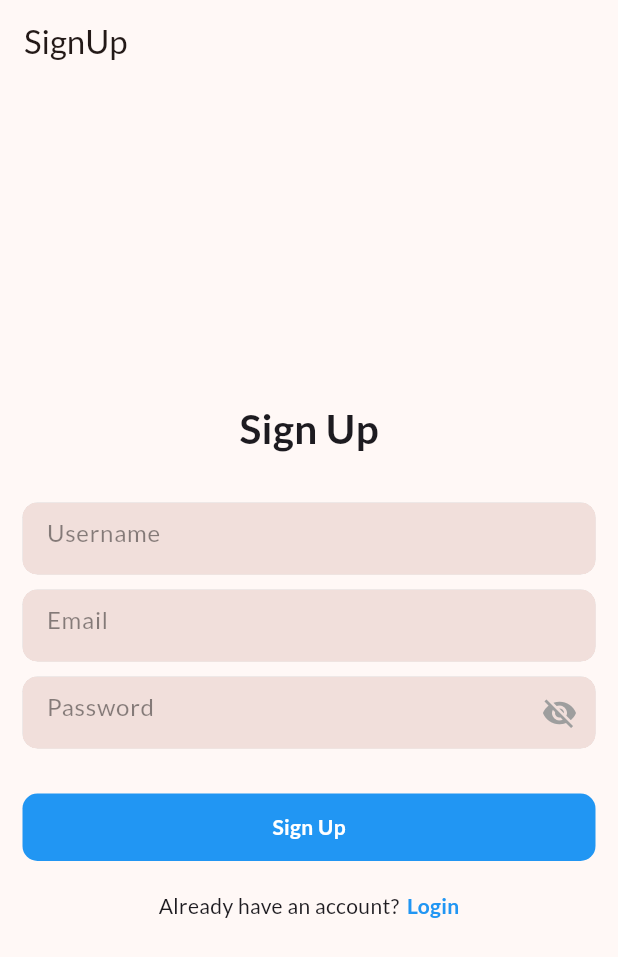
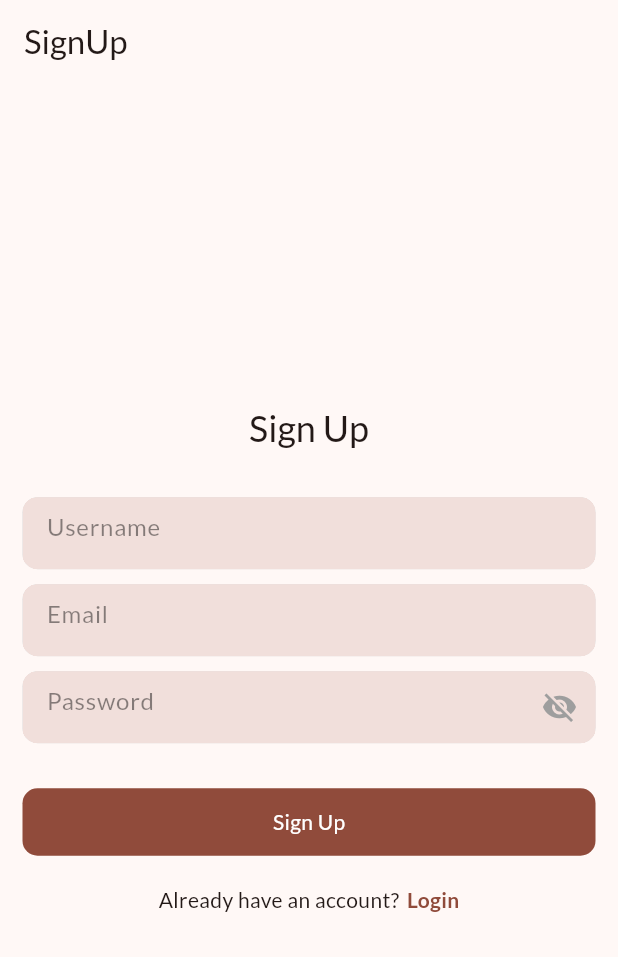
Before and after one commit to GH05T0302/Flutter-Car-App, a Flutter app: the screen it shows after launch, after a tap on "Sign Up", on a phone screen of 412 x 824 dp. Shown: the top 957 px of the screen. Run offline on Flutter 3.47's test engine with Material 3 defaults, Android fonts, the light colour scheme and no system bars; our stand-ins replace cloud_firestore, firebase_auth, firebase_core, fluttertoast, font_awesome_flutter, google_fonts and 1 more; accounts and stored records are empty; network calls fail.

Commit message:
Dark mode fix for Login and SignUp

```diff
--- a/lib/Screens/SignUp.dart
+++ b/lib/Screens/SignUp.dart
@@ -4,6 +4,7 @@ import 'package:ggt_assignment/Firebase_Auth/firebase_auth_services.dart';
 import 'package:ggt_assignment/Screens/login.dart';
 import 'package:ggt_assignment/widgets/container_widget.dart';
 import 'package:ggt_assignment/toast.dart';
+import 'package:ggt_assignment/widgets/customTextStyle.dart';
 
 class SignUpPage extends StatefulWidget {
   const SignUpPage({super.key});
@@ -31,10 +32,16 @@ class _SignUpPageState extends State<SignUpPage> {
 
   @override
   Widget build(BuildContext context) {
+    final textStyle = getCustomTextStyle(context);
+    final buttonTextStyle = TextStyle(color: Theme.of(context).colorScheme.onPrimary);
+    final buttonBackgroundColor = Theme.of(context).colorScheme.primary;
+    final linkTextStyle = TextStyle(color: Theme.of(context).colorScheme.primary);
+    final titleTextStyle = Theme.of(context).textTheme.headline5?.copyWith(color: Theme.of(context).colorScheme.onSurface);
+
     return Scaffold(
       appBar: AppBar(
         automaticallyImplyLeading: false,
-        title: Text("SignUp"),
+        title: const Text("SignUp"),
       ),
       body: Center(
         child: Padding(
@@ -44,9 +51,9 @@ class _SignUpPageState extends State<SignUpPage> {
             children: [
               Text(
                 "Sign Up",
-                style: TextStyle(fontSize: 27, fontWeight: FontWeight.bold),
+                style: titleTextStyle,
               ),
-              SizedBox(
+              const SizedBox(
                 height: 30,
               ),
               FormContainerWidget(
@@ -54,7 +61,7 @@ class _SignUpPageState extends State<SignUpPage> {
                 hintText: "Username",
                 isPasswordField: false,
               ),
-              SizedBox(
+              const SizedBox(
                 height: 10,
               ),
               FormContainerWidget(
@@ -62,7 +69,7 @@ class _SignUpPageState extends State<SignUpPage> {
                 hintText: "Email",
                 isPasswordField: false,
               ),
-              SizedBox(
+              const SizedBox(
                 height: 10,
               ),
               FormContainerWidget(
@@ -70,37 +77,40 @@ class _SignUpPageState extends State<SignUpPage> {
                 hintText: "Password",
                 isPasswordField: true,
               ),
-              SizedBox(
+              const SizedBox(
                 height: 30,
               ),
               GestureDetector(
-                onTap:  (){
+                onTap: () {
                   _signUp();
-
                 },
                 child: Container(
                   width: double.infinity,
                   height: 45,
                   decoration: BoxDecoration(
-                    color: Colors.blue,
+                    color: buttonBackgroundColor,
                     borderRadius: BorderRadius.circular(10),
                   ),
                   child: Center(
-                      child: isSigningUp ? CircularProgressIndicator(color: Colors.white,):Text(
+                    child: isSigningUp
+                        ? const CircularProgressIndicator(
+                            color: Colors.white,
+                          )
+                        : Text(
                             "Sign Up",
-                    style: TextStyle(
-                        color: Colors.white, fontWeight: FontWeight.bold),
-                  )),
+                            style: buttonTextStyle,
                           ),
                   ),
-              SizedBox(
+                ),
+              ),
+              const SizedBox(
                 height: 20,
               ),
               Row(
                 mainAxisAlignment: MainAxisAlignment.center,
                 children: [
-                  Text("Already have an account?"),
-                  SizedBox(
+                  Text("Already have an account?", style: textStyle),
+                  const SizedBox(
                     width: 5,
                   ),
                   GestureDetector(
@@ -108,14 +118,16 @@ class _SignUpPageState extends State<SignUpPage> {
                       Navigator.pushAndRemoveUntil(
                         context,
                         MaterialPageRoute(
-                                builder: (context) => LoginPage()),
-                            (route) => false);
+                          builder: (context) => const LoginPage(),
+                        ),
+                        (route) => false,
+                      );
                     },
                     child: Text(
                       "Login",
-                        style: TextStyle(
-                            color: Colors.blue, fontWeight: FontWeight.bold),
-                      ))
+                      style: linkTextStyle.copyWith(fontWeight: FontWeight.bold),
+                    ),
+                  ),
                 ],
               )
             ],
@@ -126,7 +138,6 @@ class _SignUpPageState extends State<SignUpPage> {
   }
 
   void _signUp() async {
-
     setState(() {
       isSigningUp = true;
     });
@@ -144,7 +155,7 @@ setState(() {
       showToast(message: "User is successfully created");
       Navigator.pushNamed(context, "/home");
     } else {
-      showToast(message: "Some error happend");
+      showToast(message: "Some error happened");
     }
   }
 }
--- a/lib/Screens/login.dart
+++ b/lib/Screens/login.dart
@@ -4,9 +4,9 @@ import 'package:ggt_assignment/Firebase_Auth/firebase_auth_services.dart';
 import 'package:ggt_assignment/Screens/SignUp.dart';
 import 'package:ggt_assignment/widgets/container_widget.dart';
 import 'package:ggt_assignment/toast.dart';
+import 'package:ggt_assignment/widgets/customTextStyle.dart';
 import 'package:google_sign_in/google_sign_in.dart';
 import 'package:font_awesome_flutter/font_awesome_flutter.dart';
-
 
 class LoginPage extends StatefulWidget {
   const LoginPage({super.key});
@@ -31,6 +31,14 @@ class _LoginPageState extends State<LoginPage> {
 
   @override
   Widget build(BuildContext context) {
+    final textStyle = getCustomTextStyle(context);
+    final buttonTextStyle = TextStyle(color: Theme.of(context).colorScheme.onPrimary);
+    final buttonBackgroundColor = Theme.of(context).colorScheme.primary;
+    final googleButtonBackgroundColor = Colors.red;
+    final googleButtonTextStyle = TextStyle(color: Colors.white);
+    final linkTextStyle = TextStyle(color: Theme.of(context).colorScheme.primary);
+    final titleTextStyle = Theme.of(context).textTheme.headline5?.copyWith(color: Theme.of(context).colorScheme.onSurface);
+
     return Scaffold(
       appBar: AppBar(
         automaticallyImplyLeading: false,
@@ -42,9 +50,9 @@ class _LoginPageState extends State<LoginPage> {
           child: Column(
             mainAxisAlignment: MainAxisAlignment.center,
             children: [
-              const Text(
+              Text(
                 "Login",
-                style: TextStyle(fontSize: 27, fontWeight: FontWeight.bold),
+                style: titleTextStyle,
               ),
               const SizedBox(
                 height: 30,
@@ -73,62 +81,62 @@ class _LoginPageState extends State<LoginPage> {
                   width: double.infinity,
                   height: 45,
                   decoration: BoxDecoration(
-                    color: Colors.blue,
+                    color: buttonBackgroundColor,
                     borderRadius: BorderRadius.circular(10),
                   ),
                   child: Center(
-                    child: _isSigning ? const CircularProgressIndicator(
-                      color: Colors.white,) : const Text(
-                      "Login",
-                      style: TextStyle(
-                        color: Colors.white,
-                        fontWeight: FontWeight.bold,
-                      ),
-                    ),
+                    child: _isSigning
+                        ? const CircularProgressIndicator(
+                            color: Colors.white,
+                          )
+                        : Text(
+                            "Login",
+                            style: buttonTextStyle,
+                          ),
                   ),
                 ),
               ),
-              const SizedBox(height: 10,),
+              const SizedBox(
+                height: 10,
+              ),
               GestureDetector(
                 onTap: () {
                   _signInWithGoogle();
-
                 },
                 child: Container(
                   width: double.infinity,
                   height: 45,
                   decoration: BoxDecoration(
-                    color: Colors.red,
+                    color: googleButtonBackgroundColor,
                     borderRadius: BorderRadius.circular(10),
                   ),
-                  child: const Center(
+                  child: Center(
                     child: Row(
                       mainAxisAlignment: MainAxisAlignment.center,
                       children: [
-                        Icon(FontAwesomeIcons.google, color: Colors.white,),
-                        SizedBox(width: 5,),
+                        const Icon(
+                          FontAwesomeIcons.google,
+                          color: Colors.white,
+                        ),
+                        const SizedBox(
+                          width: 5,
+                        ),
                         Text(
                           "Sign in with Google",
-                          style: TextStyle(
-                            color: Colors.white,
-                            fontWeight: FontWeight.bold,
-                          ),
+                          style: googleButtonTextStyle,
                         ),
                       ],
                     ),
                   ),
                 ),
               ),
-
-
               const SizedBox(
                 height: 20,
               ),
-
               Row(
                 mainAxisAlignment: MainAxisAlignment.center,
                 children: [
-                  const Text("Don't have an account?"),
+                  Text("Don't have an account?", style: textStyle),
                   const SizedBox(
                     width: 5,
                   ),
@@ -136,16 +144,15 @@ class _LoginPageState extends State<LoginPage> {
                     onTap: () {
                       Navigator.pushAndRemoveUntil(
                         context,
-                        MaterialPageRoute(builder: (context) => const SignUpPage()),
-                            (route) => false,
+                        MaterialPageRoute(
+                          builder: (context) => const SignUpPage(),
+                        ),
+                        (route) => false,
                       );
                     },
-                    child: const Text(
+                    child: Text(
                       "Sign Up",
-                      style: TextStyle(
-                        color: Colors.blue,
-                        fontWeight: FontWeight.bold,
-                      ),
+                      style: linkTextStyle.copyWith(fontWeight: FontWeight.bold),
                     ),
                   ),
                 ],
@@ -175,22 +182,18 @@ class _LoginPageState extends State<LoginPage> {
       showToast(message: "User is successfully signed in");
       Navigator.pushNamed(context, "/Dashboard");
     } else {
-      showToast(message: "some error occured");
+      showToast(message: "some error occurred");
     }
   }
 
-
-  _signInWithGoogle()async{
-
+  _signInWithGoogle() async {
     final GoogleSignIn googleSignIn = GoogleSignIn();
 
     try {
-
       final GoogleSignInAccount? googleSignInAccount = await googleSignIn.signIn();
 
-      if(googleSignInAccount != null ){
-        final GoogleSignInAuthentication googleSignInAuthentication = await
-        googleSignInAccount.authentication;
+      if (googleSignInAccount != null) {
+        final GoogleSignInAuthentication googleSignInAuthentication = await googleSignInAccount.authentication;
 
         final AuthCredential credential = GoogleAuthProvider.credential(
           idToken: googleSignInAuthentication.idToken,
@@ -200,13 +203,8 @@ class _LoginPageState extends State<LoginPage> {
         await _firebaseAuth.signInWithCredential(credential);
         Navigator.pushNamed(context, "/Dashboard");
       }
-
-    }catch(e) {
-showToast(message: "some error occurred $e");
+    } catch (e) {
+      showToast(message: "some error occurred $e");
     }
-
-
   }
-
-
 }
```
Lines whose indentation alone changed are shown as unchanged.
